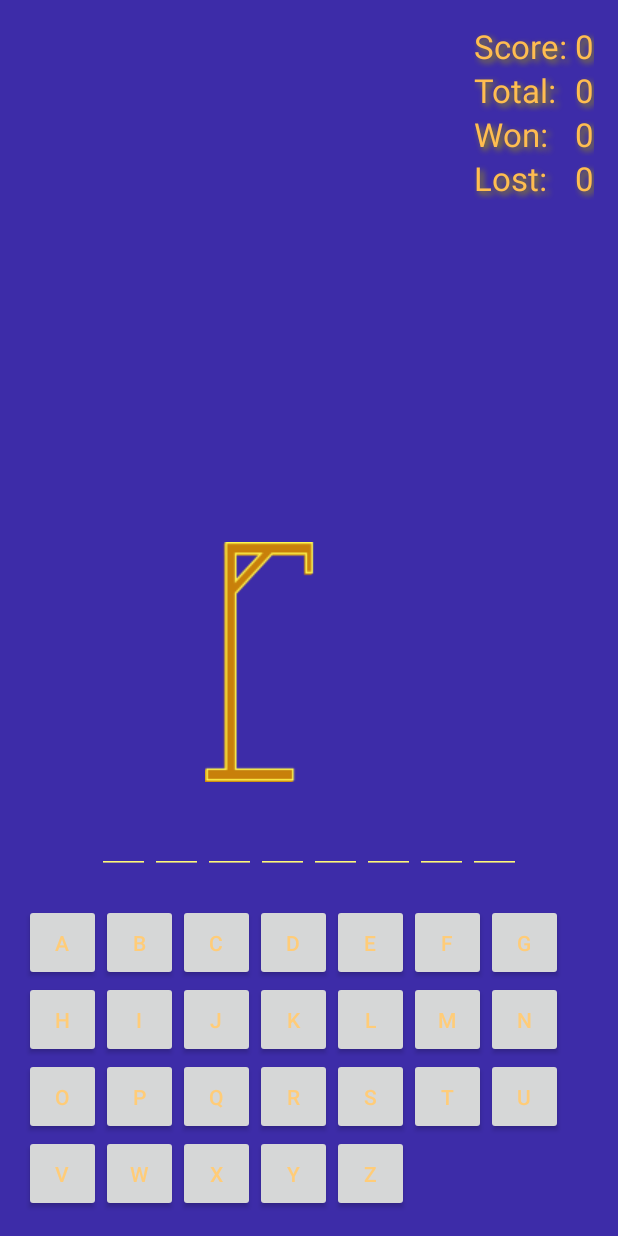
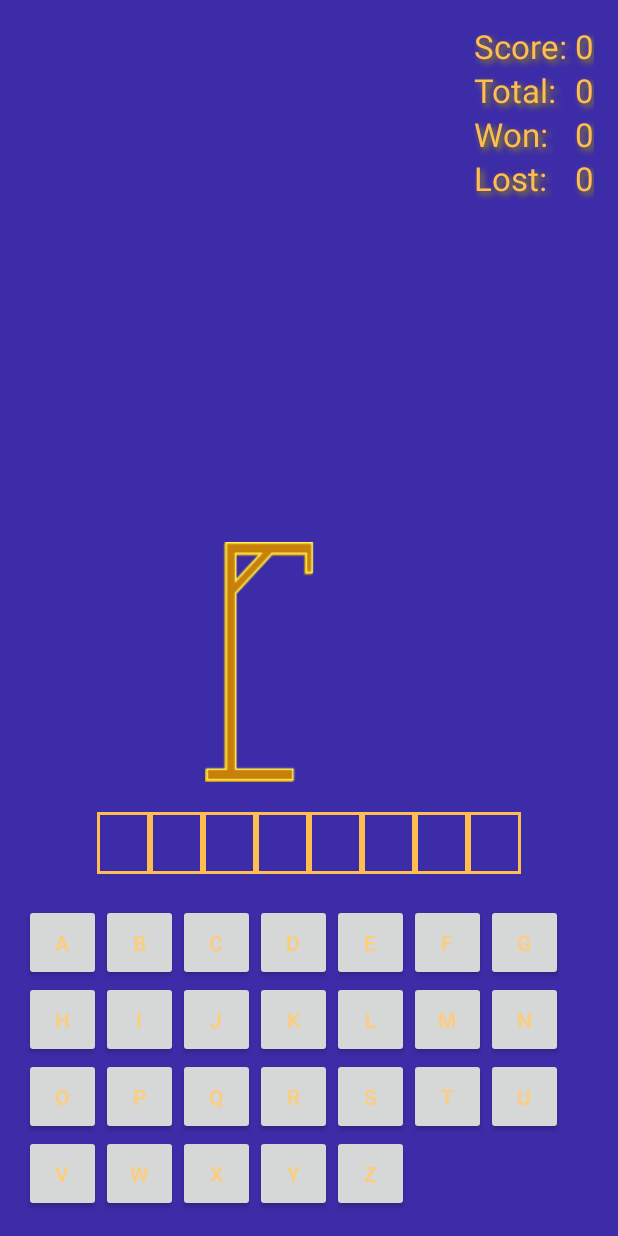
Before and after one commit to ldlarsed/Birthday-O-Matic, an Android app: the GamePlayActivity screen opened directly, with no data from a screen before it, on a phone screen of 412 x 824 dp. Run offline under Robolectric (Android 15) with nearby library versions, the phone set to English and light mode, and no system bars.

Commit message:
Fixed som issues with horizontal play layout

```diff
--- a/Obliger/Mappe1/Hangman/app/src/main/java/com/example/s198569/hangman/GamePlayActivity.java
+++ b/Obliger/Mappe1/Hangman/app/src/main/java/com/example/s198569/hangman/GamePlayActivity.java
@@ -4,6 +4,7 @@ import android.app.AlertDialog;
 import android.content.DialogInterface;
 import android.content.Intent;
 import android.content.res.Configuration;
+import android.graphics.PorterDuff;
 import android.graphics.Typeface;
 import android.os.Bundle;
 import android.os.Handler;
@@ -141,9 +142,11 @@ public class GamePlayActivity extends AppCompatActivity {
             et.setTextSize(15);
             et.setWidth(53);
             et.setHintTextColor(getResources().getColor(R.color.secondary_2_2));
+            et.setBackgroundResource(R.drawable.edit_text_background);
 
             edComponents.add(et);
             wordsLayout.addView(et);
+            lettersCount++;
         }
 
         for (int i = 0; i < lettersOriginal.length; i++) {
@@ -257,7 +260,9 @@ public class GamePlayActivity extends AppCompatActivity {
             et.setTypeface(Typeface.MONOSPACE, Typeface.BOLD);
             et.setTextSize(15);
             et.setWidth(53);
-            et.setHintTextColor(getResources().getColor(R.color.secondary_2_2));
+            et.setHintTextColor(getResources().getColor(R.color.secondary_2_1));
+            //et.getBackground().setColorFilter(getResources().getColor(R.color.secondary_1_2), PorterDuff.Mode.SRC_ATOP);
+            et.setBackgroundResource(R.drawable.edit_text_background);
 
             edComponents.add(et);
             wordsLayout.addView(et);
--- /dev/null
+++ b/Obliger/Mappe1/Hangman/app/src/main/res/drawable/edit_text_background.xml
@@ -0,0 +1,11 @@
+<?xml version="1.0" encoding="utf-8"?>
+
+<shape xmlns:android="http://schemas.android.com/apk/res/android"
+    android:shape="rectangle"
+    android:thickness="0dp">
+    <solid android:color="@color/primary_0" />
+    <stroke
+        android:width="2dp"
+        android:color="@color/secondary_2_2" />
+
+</shape>
--- a/Obliger/Mappe1/Hangman/app/src/main/res/layout-land/activity_game_play.xml
+++ b/Obliger/Mappe1/Hangman/app/src/main/res/layout-land/activity_game_play.xml
@@ -21,11 +21,12 @@
             android:layout_width="fill_parent"
             android:layout_height="wrap_content"
             android:layout_column="0"
+            android:layout_columnSpan="3"
             android:layout_row="0"
-            android:layout_columnSpan="3"
 
             android:columnCount="9"
-            android:rowCount="1">
+            android:rowCount="1"
+            android:layout_gravity="top">
 
             <TextView
                 android:id="@+id/playerName"
@@ -40,6 +41,7 @@
                 android:textColor="@color/secondary_2_2"
                 android:textSize="@dimen/existing_player_text_size" />
 
+
             <TextView
                 android:layout_width="wrap_content"
                 android:layout_height="wrap_content"
@@ -49,7 +51,8 @@
                 android:shadowRadius="5"
                 android:text="Score: "
                 android:textColor="@color/secondary_2_2"
-                android:textSize="@dimen/existing_player_text_size" />
+                android:textSize="@dimen/stats_text"
+                />
 
             <TextView
                 android:id="@+id/playerScore"
@@ -62,18 +65,19 @@
                 android:shadowRadius="5"
                 android:text="0"
                 android:textColor="@color/secondary_2_2"
-                android:textSize="@dimen/existing_player_text_size" />
+                android:textSize="@dimen/stats_text" />
 
             <TextView
                 android:layout_width="wrap_content"
                 android:layout_height="wrap_content"
+                android:layout_marginLeft="@dimen/stats_left_margin"
                 android:shadowColor="@color/secondary_1_4"
                 android:shadowDx="3"
                 android:shadowDy="3"
                 android:shadowRadius="5"
                 android:text="Total: "
                 android:textColor="@color/secondary_2_2"
-                android:textSize="@dimen/existing_player_text_size" />
+                android:textSize="@dimen/stats_text" />
 
             <TextView
                 android:id="@+id/sessionScore"
@@ -86,18 +90,19 @@
                 android:shadowRadius="5"
                 android:text="0"
                 android:textColor="@color/secondary_2_2"
-                android:textSize="@dimen/existing_player_text_size" />
+                android:textSize="@dimen/stats_text" />
 
             <TextView
                 android:layout_width="wrap_content"
                 android:layout_height="wrap_content"
+                android:layout_marginLeft="@dimen/stats_left_margin"
                 android:shadowColor="@color/secondary_1_4"
                 android:shadowDx="3"
                 android:shadowDy="3"
                 android:shadowRadius="5"
                 android:text="Won: "
                 android:textColor="@color/secondary_2_2"
-                android:textSize="@dimen/existing_player_text_size" />
+                android:textSize="@dimen/stats_text" />
 
             <TextView
                 android:id="@+id/gamesWon"
@@ -110,18 +115,19 @@
                 android:shadowRadius="5"
                 android:text="0"
                 android:textColor="@color/secondary_2_2"
-                android:textSize="@dimen/existing_player_text_size" />
+                android:textSize="@dimen/stats_text" />
 
             <TextView
                 android:layout_width="wrap_content"
                 android:layout_height="wrap_content"
+                android:layout_marginLeft="@dimen/stats_left_margin"
                 android:shadowColor="@color/secondary_1_4"
                 android:shadowDx="3"
                 android:shadowDy="3"
                 android:shadowRadius="5"
                 android:text="Lost: "
                 android:textColor="@color/secondary_2_2"
-                android:textSize="@dimen/existing_player_text_size" />
+                android:textSize="@dimen/stats_text" />
 
             <TextView
                 android:id="@+id/gamesLost"
@@ -134,7 +140,8 @@
                 android:shadowRadius="5"
                 android:text="0"
                 android:textColor="@color/secondary_2_2"
-                android:textSize="@dimen/existing_player_text_size" />
+                android:textSize="@dimen/stats_text" />
+
         </GridLayout>
 
         <ImageView
@@ -143,33 +150,38 @@
             android:layout_height="fill_parent"
 
             android:layout_column="0"
+
+            android:layout_gravity="top"
+            android:layout_marginLeft="20dp"
+            android:layout_marginTop="10dp"
             android:layout_row="1"
-            android:layout_rowSpan="2"
-            android:layout_marginLeft="20dp"/>
+            android:layout_rowSpan="2" />
 
         <LinearLayout
             android:id="@+id/word_layout"
             android:layout_width="fill_parent"
             android:layout_height="wrap_content"
             android:layout_column="1"
+            android:layout_columnSpan="2"
+            android:layout_marginBottom="10dp"
+            android:layout_marginTop="15dp"
+            android:layout_row="1"
+            android:gravity="center"
 
-            android:layout_columnSpan="2"
-            android:layout_row="1"
             android:orientation="horizontal"></LinearLayout>
 
         <GridLayout
-            android:layout_column="1"
-            android:layout_row="2"
-            android:layout_columnSpan="2"
-
             android:id="@+id/keboard_layout"
             android:layout_width="wrap_content"
             android:layout_height="fill_parent"
-            android:rowCount="5"
-            android:columnCount="6"
 
-            android:layout_marginLeft="70dp"
-            ></GridLayout>
+            android:layout_column="1"
+            android:layout_columnSpan="2"
+            android:layout_marginLeft="80dp"
+            android:layout_row="2"
+            android:columnCount="8"
+
+            android:rowCount="5"></GridLayout>
 
     </GridLayout>
 
--- a/Obliger/Mappe1/Hangman/app/src/main/res/values-land/dimens.xml
+++ b/Obliger/Mappe1/Hangman/app/src/main/res/values-land/dimens.xml
@@ -7,5 +7,7 @@
     <dimen name="default_text_size">12dp</dimen>
     <dimen name="new_player_text_size">28dp</dimen>
     <dimen name="existing_player_text_size">22dp</dimen>
+    <dimen name="stats_text">16dp</dimen>
+    <dimen name="stats_left_margin">9dp</dimen>
     <dimen name="table_text">8dp</dimen>
 </resources>
--- a/Obliger/Mappe1/Hangman/app/src/main/res/values/styles.xml
+++ b/Obliger/Mappe1/Hangman/app/src/main/res/values/styles.xml
@@ -12,6 +12,7 @@
         <item name="android:textColorPrimary">@color/secondary_2_2</item>
         <item name="android:textColorPrimaryDisableOnly">@color/secondary_2_2</item>
         <item name="android:keyTextColor">@color/primary_1</item>
+        <item name="android:textColorHint">@color/secondary_2_2</item>
     </style>
 
 </resources>
```
